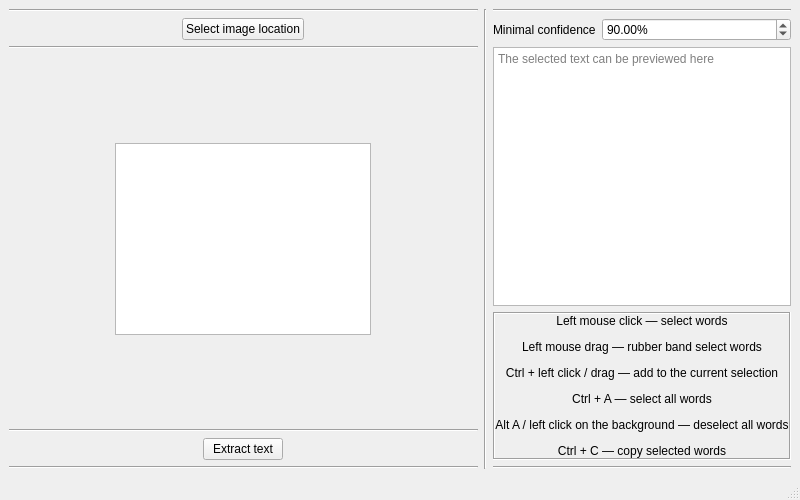
Old version of the form QtractWindow.ui in the repository ElijahGgnore/Qtract.
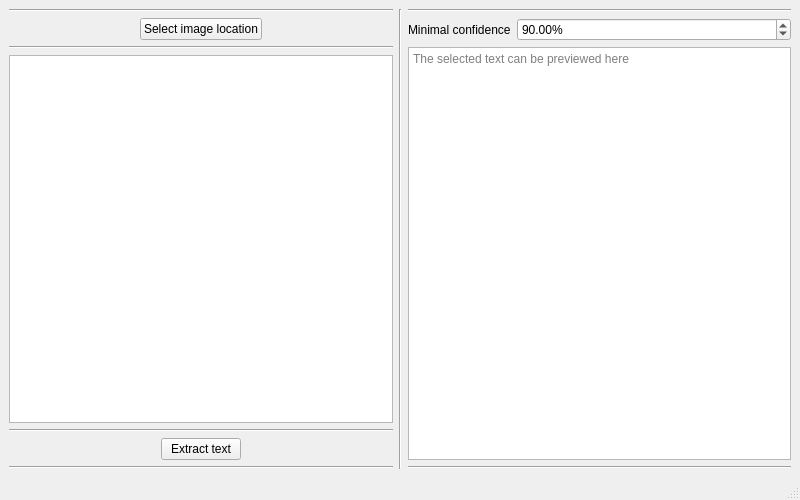
New version of the form. Custom widgets are drawn as their Qt base class.

Commit message: Added back the scroll bars and the frame to the OCRGraphicsView widget. Added a try statement in the word_selection_changed method of the QtractWindow class to avoid the random RuntimeError when the application closes.

The edit to the form file:
```diff
--- a/QtractWindow.ui
+++ b/QtractWindow.ui
@@ -14,9 +14,9 @@
    <string>Qtract</string>
   </property>
   <widget class="QWidget" name="centralwidget">
-   <layout class="QHBoxLayout" name="horizontalLayout_2" stretch="5,0,2">
+   <layout class="QHBoxLayout" name="horizontalLayout_2">
     <item>
-     <layout class="QVBoxLayout" name="verticalLayout_2">
+     <layout class="QVBoxLayout" name="verticalLayout_2" stretch="0,0,0,0,1,0,0,0,0">
       <item>
        <widget class="Line" name="line_5">
         <property name="orientation">
@@ -54,13 +54,13 @@
         </property>
         <property name="sizeHint" stdset="0">
          <size>
-          <width>20</width>
-          <height>40</height>
+          <width>0</width>
+          <height>0</height>
          </size>
         </property>
        </spacer>
       </item>
-      <item alignment="Qt::AlignHCenter">
+      <item>
        <widget class="OCRGraphicsView" name="ocr_image"/>
       </item>
       <item>
@@ -70,8 +70,8 @@
         </property>
         <property name="sizeHint" stdset="0">
          <size>
-          <width>20</width>
-          <height>40</height>
+          <width>0</width>
+          <height>0</height>
          </size>
         </property>
        </spacer>
@@ -155,25 +155,6 @@
         </property>
        </widget>
       </item>
-      <item>
-       <widget class="QLabel" name="label_2">
-        <property name="frameShape">
-         <enum>QFrame::Box</enum>
-        </property>
-        <property name="frameShadow">
-         <enum>QFrame::Sunken</enum>
-        </property>
-        <property name="text">
-         <string>&lt;html&gt;&lt;head/&gt;&lt;body&gt;&lt;p&gt;Left mouse click — select words&lt;/p&gt;&lt;p&gt;Left mouse drag — rubber band select words&lt;/p&gt;&lt;p&gt;Ctrl + left click / drag — add to the current selection&lt;/p&gt;&lt;p&gt;Ctrl + A — select all words&lt;/p&gt;&lt;p&gt;Alt A / left click on the background — deselect all words&lt;/p&gt;&lt;p&gt;Ctrl + C — copy selected words&lt;/p&gt;&lt;/body&gt;&lt;/html&gt;</string>
-        </property>
-        <property name="textFormat">
-         <enum>Qt::AutoText</enum>
-        </property>
-        <property name="alignment">
-         <set>Qt::AlignCenter</set>
-        </property>
-       </widget>
-      </item>
       <item>
        <widget class="Line" name="line_7">
         <property name="orientation">
```
The commit also changes 3 other files.
